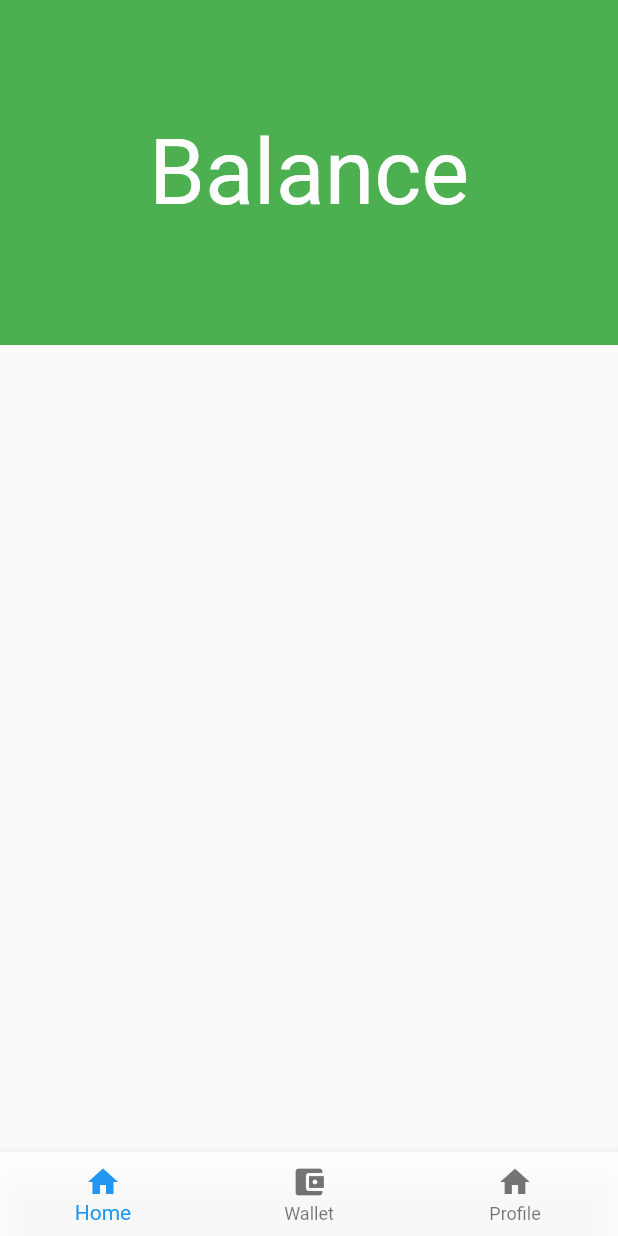
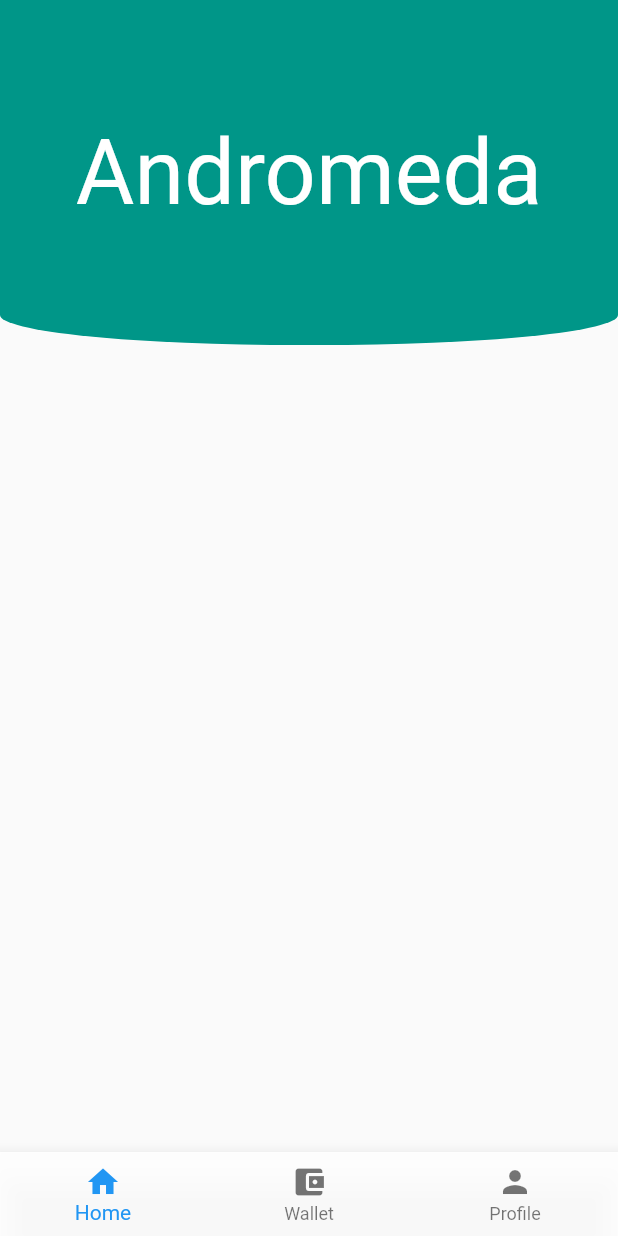
Before and after one commit to AndreaBarra95/AndreaBarra95, a Flutter app: the screen it shows after launch, on a phone screen of 412 x 824 dp. Run offline on Flutter 3.47's test engine with Material 2 defaults, Android fonts, the phone set to English and light mode, and no system bars; our stand-ins replace google_fonts.

Commit message:
imported google fonts and added style to the top container. Fixed profile icon

```diff
--- a/Andromeda/lib/main.dart
+++ b/Andromeda/lib/main.dart
@@ -16,7 +16,8 @@ class HomePage extends StatelessWidget {
           BottomNavigationBarItem(icon: new Icon(Icons.home), label: "Home"),
           BottomNavigationBarItem(
               icon: new Icon(Icons.account_balance_wallet), label: "Wallet"),
-          BottomNavigationBarItem(icon: new Icon(Icons.home), label: "Profile"),
+          BottomNavigationBarItem(
+              icon: new Icon(Icons.person), label: "Profile"),
         ],
         backgroundColor: Colors.white.withOpacity(0.9),
       ),
@@ -31,11 +32,17 @@ Widget content() {
       children: [
         Container(
             height: 230,
-            color: Colors.green,
+            decoration: BoxDecoration(
+              color: Colors.teal,
+              borderRadius: BorderRadius.only(
+                bottomLeft: Radius.elliptical(200, 20),
+                bottomRight: Radius.elliptical(200, 20),
+              ),
+            ),
             child: Align(
               alignment: Alignment.center,
               child: Text(
-                "Balance",
+                "Andromeda",
                 style:
                     GoogleFonts.varelaRound(fontSize: 60, color: Colors.white),
               ),
--- a/Andromeda/pubspec.yaml
+++ b/Andromeda/pubspec.yaml
@@ -34,7 +34,7 @@ dependencies:
   # The following adds the Cupertino Icons font to your application.
   # Use with the CupertinoIcons class for iOS style icons.
   cupertino_icons: ^1.0.2
-  google_fonts: ^1.1.2
+  google_fonts: ^2.1.0
 
 dev_dependencies:
   flutter_test:
```
Also changed, not shown: Andromeda/pubspec.lock.
